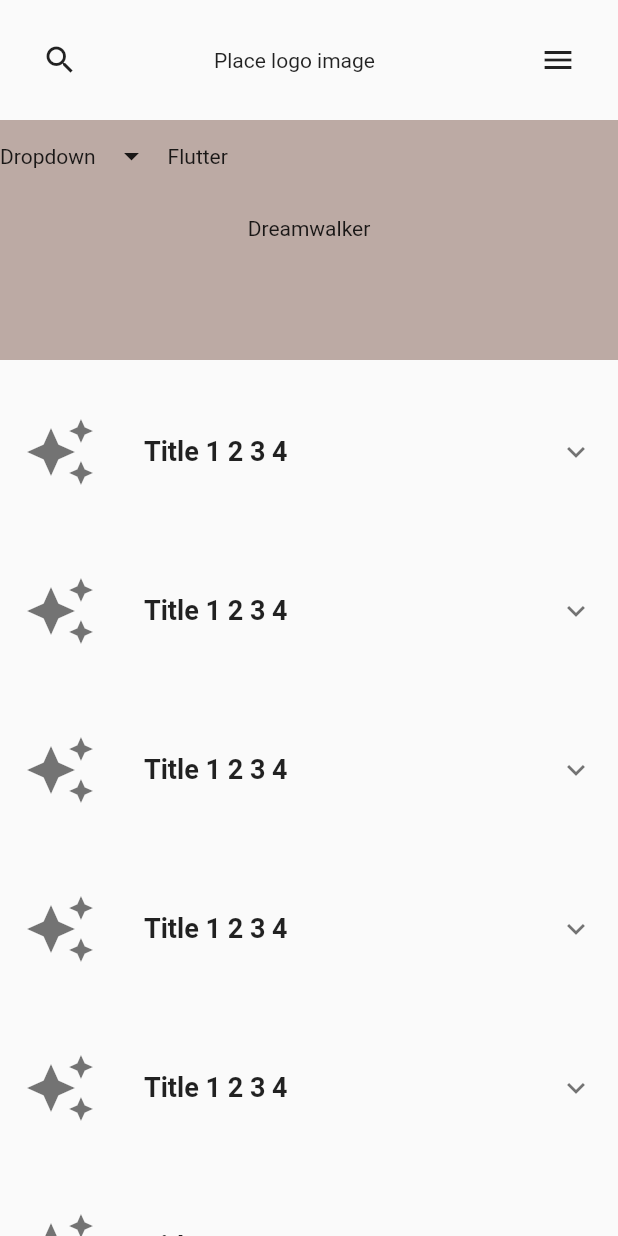
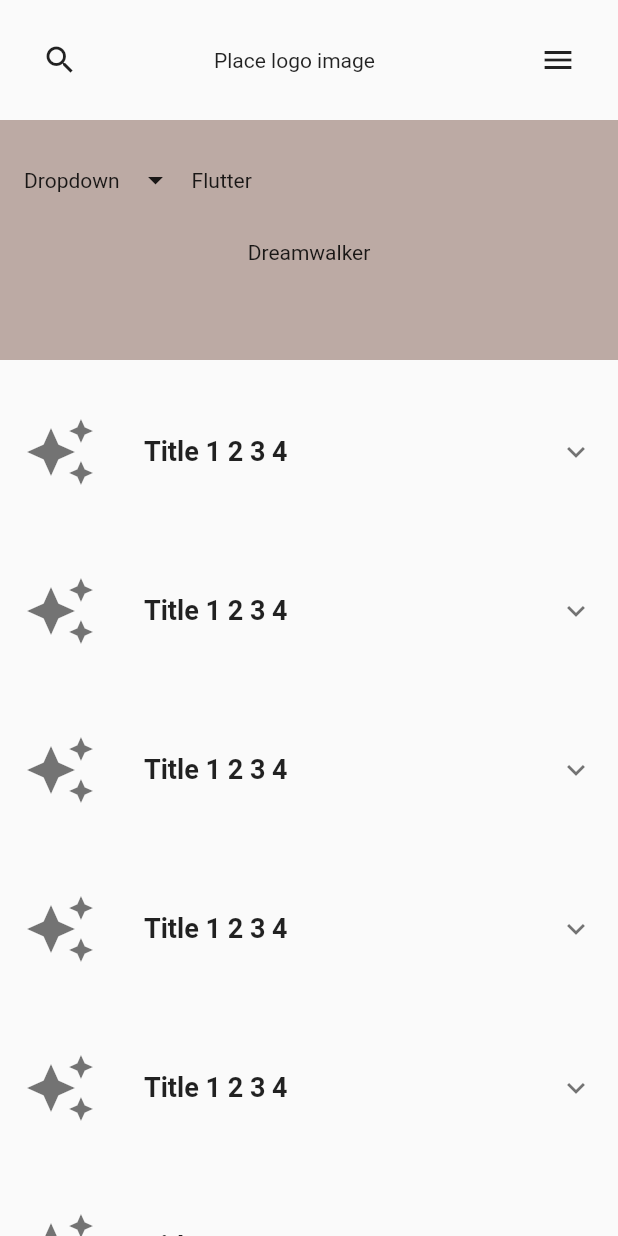
Before and after one commit to JAICHANGPARK/flutter_notebook_8th_story, a Flutter app: the screen it shows after launch, on a phone screen of 412 x 824 dp. Run offline on Flutter 3.47's test engine with Material 2 defaults, Android fonts, the phone set to English and light mode, and no system bars; our stand-ins replace badges, flutter_hooks, google_fonts, hooks_riverpod, state_notifier.

Commit message:
Update dental_service_app.dart

```diff
--- a/lib/ep578_dental_service/dental_service_app.dart
+++ b/lib/ep578_dental_service/dental_service_app.dart
@@ -52,6 +52,7 @@ class _DentalMainPageState extends State<DentalMainPage> {
                 height: 160,
                 decoration: BoxDecoration(color: Colors.brown[200],
                 ),
+                padding: EdgeInsets.only(left: 16, top: 16, bottom: 16, right: 16),
                 child: Column(
                   children: [
                     Row(
```
